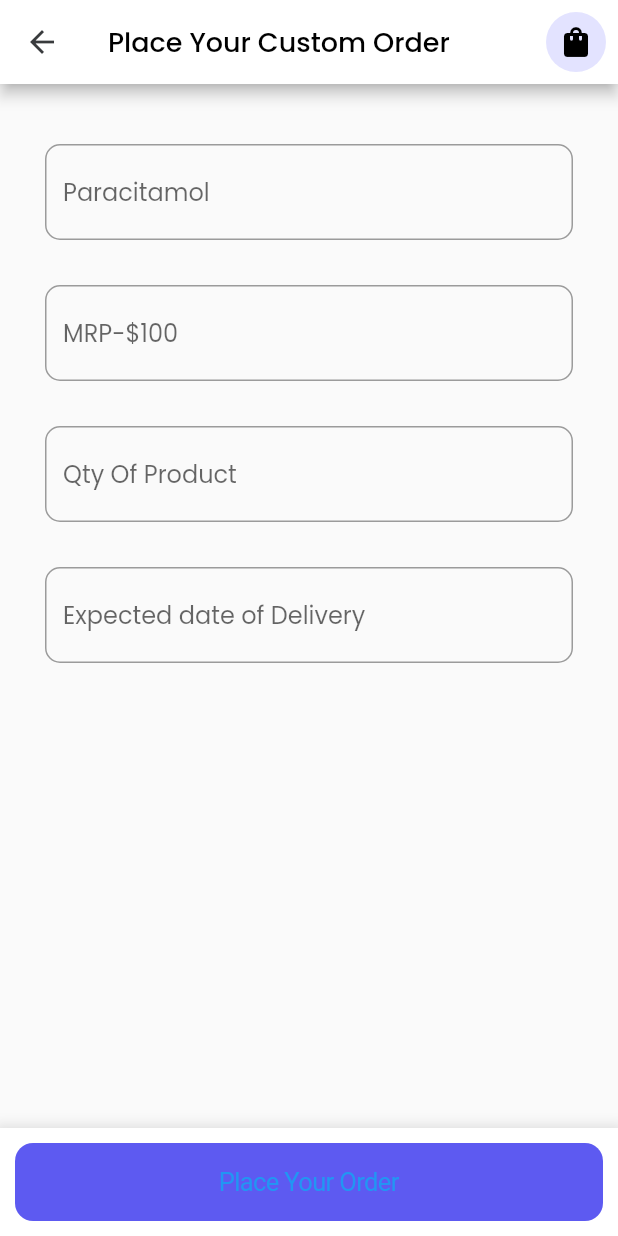
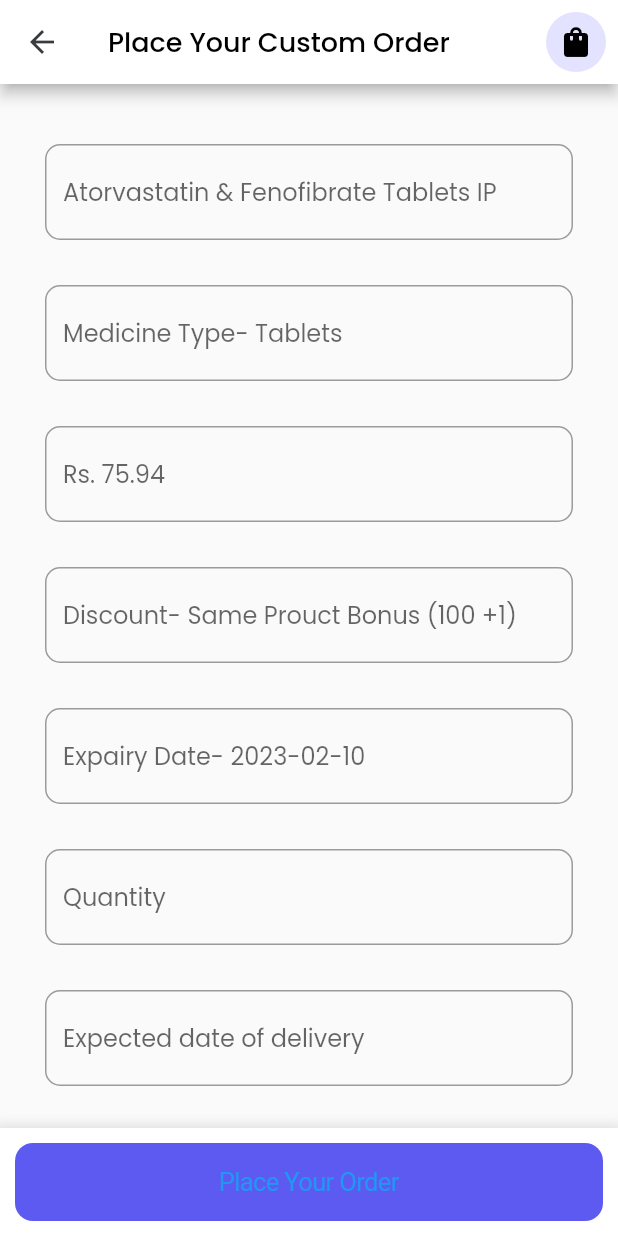
Before and after one commit to dcMalay/Pharma, a Flutter app: the CustomOrderScreen screen opened directly, on a phone screen of 412 x 824 dp. Run offline on Flutter 3.47's test engine with Material 2 defaults, Android fonts, the phone set to English and light mode, and no system bars; drawn by our look-alikes of loader_overlay; our stand-ins replace badges, google_fonts, image_picker, ionicons, logger, quickalert and 3 more; missing offline and left inert: easy_autocomplete, month_picker_dialog_2, pinch_zoom_image_last; accounts and stored records are empty.

Commit message:
changing some design

```diff
--- a/lib/view/new_buyer/home/components/custom_order.dart
+++ b/lib/view/new_buyer/home/components/custom_order.dart
@@ -1,7 +1,10 @@
+import 'dart:async';
+
 import 'package:flutter/cupertino.dart';
 import 'package:flutter/material.dart';
 import 'package:flutter/services.dart';
 import 'package:intl/intl.dart';
+import 'package:quickalert/quickalert.dart';
 
 import '../../../../const.dart';
 import '../../my_order/my_order_screen.dart';
@@ -60,7 +63,8 @@ class _CustomOrderScreenState extends State<CustomOrderScreen> {
           )
         ],
       ),
-      body: Padding(
+      body: SingleChildScrollView(
+        child: Padding(
           padding: const EdgeInsets.symmetric(horizontal: 30, vertical: 10),
           child: Column(
             mainAxisAlignment: MainAxisAlignment.start,
@@ -75,7 +79,7 @@ class _CustomOrderScreenState extends State<CustomOrderScreen> {
                   FilteringTextInputFormatter.digitsOnly
                 ],
                 decoration: InputDecoration(
-                hintText: "Paracitamol",
+                  hintText: "Atorvastatin & Fenofibrate Tablets IP",
                   border: OutlineInputBorder(
                     borderRadius: BorderRadius.circular(10),
                   ),
@@ -98,7 +102,76 @@ class _CustomOrderScreenState extends State<CustomOrderScreen> {
                   FilteringTextInputFormatter.digitsOnly
                 ],
                 decoration: InputDecoration(
-                hintText: "MRP-\$100",
+                  hintText: "Medicine Type- Tablets",
+                  border: OutlineInputBorder(
+                    borderRadius: BorderRadius.circular(10),
+                  ),
+                  focusedBorder: OutlineInputBorder(
+                    borderSide: const BorderSide(
+                      color: CustomTheme.violet,
+                      width: 1.0,
+                    ),
+                    borderRadius: BorderRadius.circular(10),
+                  ),
+                ),
+              ),
+              const SizedBox(
+                height: 30,
+              ),
+              TextField(
+                readOnly: true,
+                keyboardType: TextInputType.number,
+                inputFormatters: <TextInputFormatter>[
+                  FilteringTextInputFormatter.digitsOnly
+                ],
+                decoration: InputDecoration(
+                  hintText: "Rs. 75.94",
+                  border: OutlineInputBorder(
+                    borderRadius: BorderRadius.circular(10),
+                  ),
+                  focusedBorder: OutlineInputBorder(
+                    borderSide: const BorderSide(
+                      color: CustomTheme.violet,
+                      width: 1.0,
+                    ),
+                    borderRadius: BorderRadius.circular(10),
+                  ),
+                ),
+              ),
+              const SizedBox(
+                height: 30,
+              ),
+              TextField(
+                readOnly: true,
+                keyboardType: TextInputType.number,
+                inputFormatters: <TextInputFormatter>[
+                  FilteringTextInputFormatter.digitsOnly
+                ],
+                decoration: InputDecoration(
+                  hintText: "Discount- Same Prouct Bonus (100 +1)",
+                  border: OutlineInputBorder(
+                    borderRadius: BorderRadius.circular(10),
+                  ),
+                  focusedBorder: OutlineInputBorder(
+                    borderSide: const BorderSide(
+                      color: CustomTheme.violet,
+                      width: 1.0,
+                    ),
+                    borderRadius: BorderRadius.circular(10),
+                  ),
+                ),
+              ),
+              const SizedBox(
+                height: 30,
+              ),
+              TextField(
+                readOnly: true,
+                keyboardType: TextInputType.number,
+                inputFormatters: <TextInputFormatter>[
+                  FilteringTextInputFormatter.digitsOnly
+                ],
+                decoration: InputDecoration(
+                  hintText: "Expairy Date- 2023-02-10",
                   border: OutlineInputBorder(
                     borderRadius: BorderRadius.circular(10),
                   ),
@@ -120,7 +193,7 @@ class _CustomOrderScreenState extends State<CustomOrderScreen> {
                   FilteringTextInputFormatter.digitsOnly
                 ],
                 decoration: InputDecoration(
-                hintText: "Qty Of Product",
+                  hintText: "Quantity",
                   border: OutlineInputBorder(
                     borderRadius: BorderRadius.circular(10),
                   ),
@@ -139,7 +212,7 @@ class _CustomOrderScreenState extends State<CustomOrderScreen> {
               TextField(
                 controller: dateinput,
                 decoration: InputDecoration(
-                hintText: "Expected date of Delivery",
+                  hintText: "Expected date of delivery",
                   border: OutlineInputBorder(
                     borderRadius: BorderRadius.circular(10),
                   ),
@@ -178,6 +251,7 @@ class _CustomOrderScreenState extends State<CustomOrderScreen> {
             ],
           ),
         ),
+      ),
       bottomNavigationBar: Container(
         decoration: const BoxDecoration(
             boxShadow: CustomTheme.cardShadow, color: Colors.white),
@@ -186,7 +260,16 @@ class _CustomOrderScreenState extends State<CustomOrderScreen> {
             color: const Color.fromARGB(255, 93, 90, 241),
             child: const Text('Place Your Order'),
             onPressed: () {
-              Navigator.pop(context);
+              QuickAlert.show(
+                context: context,
+                type: QuickAlertType.success,
+                text: 'Your custom order placed successfully',
+              );
+              Timer(Duration(seconds: 2), () {
+                Navigator.push(context, MaterialPageRoute(builder: (context) {
+                  return const MyOrderScreen();
+                }));
+              });
             }),
       ),
     );
--- a/pubspec.yaml
+++ b/pubspec.yaml
@@ -49,6 +49,7 @@ dependencies:
   month_picker_dialog_2: ^0.5.4+1
   easy_autocomplete: ^1.6.0
   badges: ^2.0.3
+  quickalert: ^1.0.1
 
 dev_dependencies:
   flutter_test:
```
Also changed, not shown: lib/view/new_buyer/home/components/product.dart (+9 -1 lines), lib/view/new_buyer/home/components/productdetails.dart (+18 -11 lines), pubspec.lock. Lines whose indentation alone changed are shown as unchanged.
